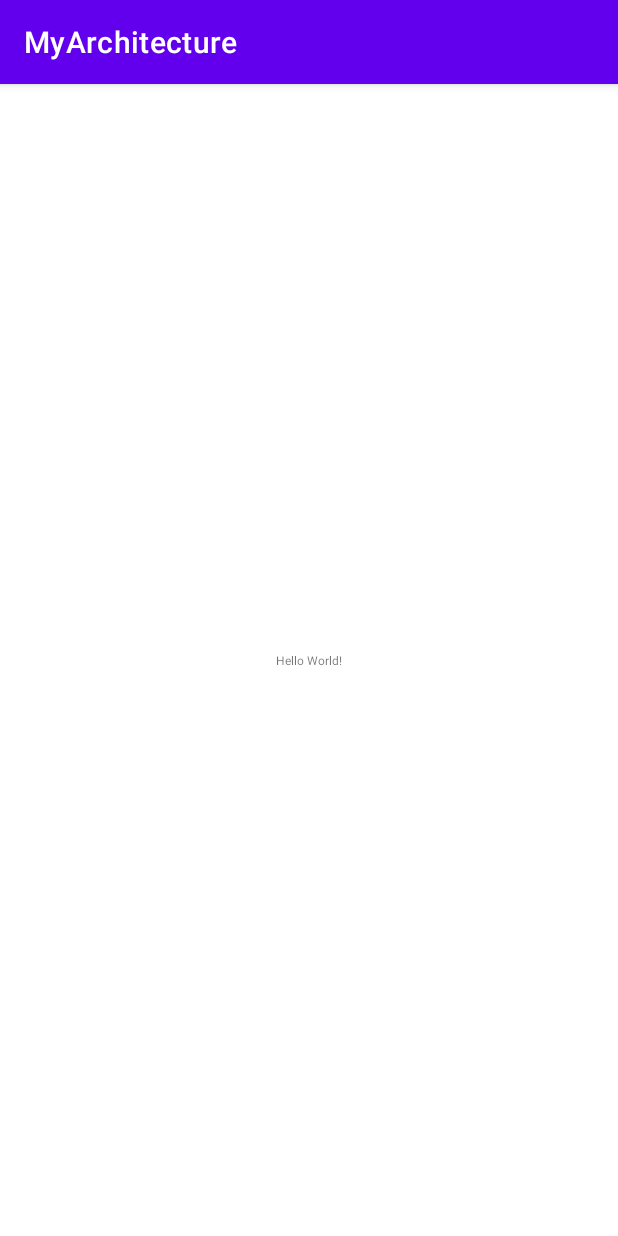
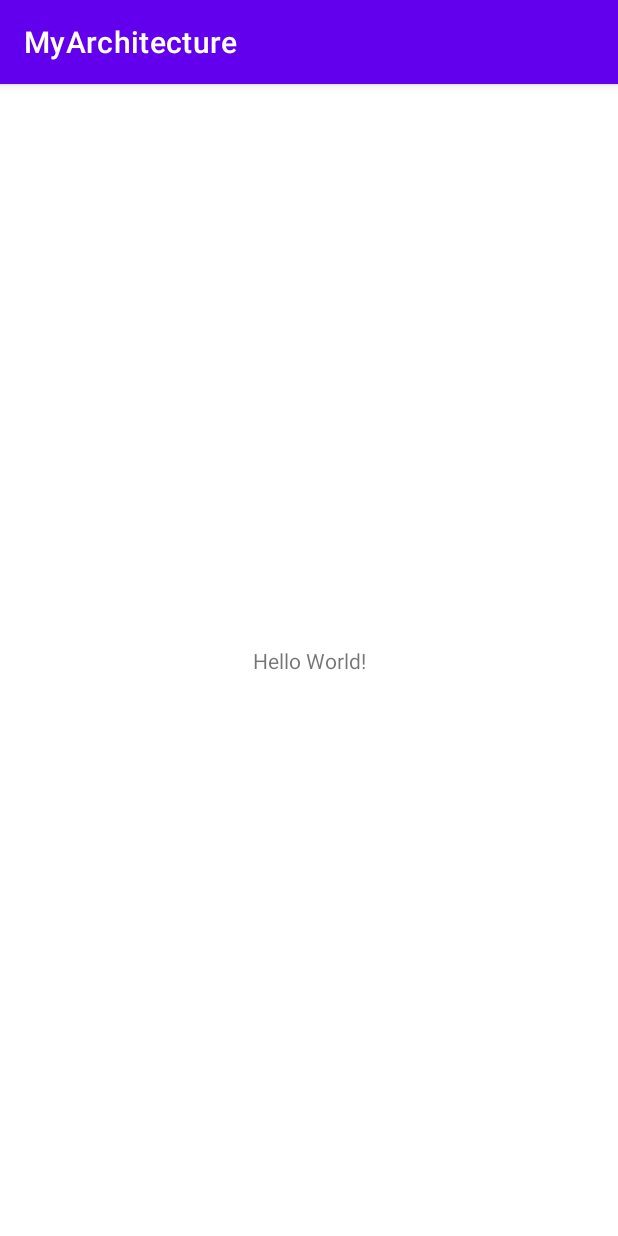
Before and after one commit to hamiranisahil/ProjectArchitecture_MT, an Android app: the screen it shows after launch (MainActivity), on a phone screen of 412 x 824 dp. Run offline under Robolectric (Android 15) with nearby library versions, the phone set to English and light mode, and no system bars; our stand-ins replace CircleImageView, sdp/ssp sizes.

Commit message:
Initialize repo

```diff
--- a/app/src/main/res/layout/activity_main.xml
+++ b/app/src/main/res/layout/activity_main.xml
@@ -6,7 +6,7 @@
     android:layout_height="match_parent"
     tools:context=".MainActivity">
 
-    <com.example.library.textview.MyTextView
+    <TextView
         android:layout_width="wrap_content"
         android:layout_height="wrap_content"
         android:text="Hello World!"
```
